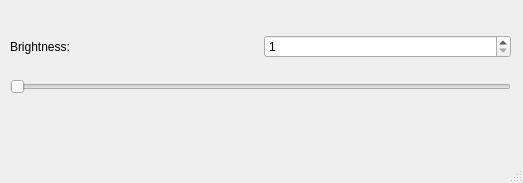
Qt form mainwindow.ui (ceremcem/brightness-control-gui) before a commit.
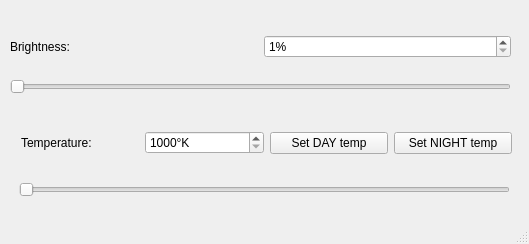
The same form after that commit.

Commit message: added support for setting display temperature

Diff of the .ui file:
```diff
--- a/mainwindow.ui
+++ b/mainwindow.ui
@@ -6,8 +6,8 @@
    <rect>
     <x>0</x>
     <y>0</y>
-    <width>523</width>
-    <height>183</height>
+    <width>529</width>
+    <height>244</height>
    </rect>
   </property>
   <property name="windowTitle">
@@ -35,6 +35,9 @@
        </item>
        <item>
         <widget class="QSpinBox" name="spinBox">
+         <property name="suffix">
+          <string>%</string>
+         </property>
          <property name="minimum">
           <number>1</number>
          </property>
@@ -57,6 +60,80 @@
      </item>
     </layout>
    </widget>
+   <widget class="QSlider" name="horizontalSlider_2">
+    <property name="geometry">
+     <rect>
+      <x>19</x>
+      <y>180</y>
+      <width>491</width>
+      <height>20</height>
+     </rect>
+    </property>
+    <property name="minimum">
+     <number>1000</number>
+    </property>
+    <property name="maximum">
+     <number>6500</number>
+    </property>
+    <property name="value">
+     <number>1000</number>
+    </property>
+    <property name="orientation">
+     <enum>Qt::Horizontal</enum>
+    </property>
+   </widget>
+   <widget class="QWidget" name="">
+    <property name="geometry">
+     <rect>
+      <x>21</x>
+      <y>130</y>
+      <width>491</width>
+      <height>26</height>
+     </rect>
+    </property>
+    <layout class="QHBoxLayout" name="horizontalLayout_2">
+     <item>
+      <widget class="QLabel" name="label_2">
+       <property name="text">
+        <string>Temperature:</string>
+       </property>
+      </widget>
+     </item>
+     <item>
+      <widget class="QSpinBox" name="spinBox_2">
+       <property name="suffix">
+        <string>°K</string>
+       </property>
+       <property name="minimum">
+        <number>1000</number>
+       </property>
+       <property name="maximum">
+        <number>6500</number>
+       </property>
+       <property name="singleStep">
+        <number>500</number>
+       </property>
+      </widget>
+     </item>
+     <item>
+      <widget class="QPushButton" name="pushButton_2">
+       <property name="text">
+        <string>Set DAY temp</string>
+       </property>
+      </widget>
+     </item>
+     <item>
+      <widget class="QPushButton" name="pushButton">
+       <property name="autoFillBackground">
+        <bool>false</bool>
+       </property>
+       <property name="text">
+        <string>Set NIGHT temp</string>
+       </property>
+      </widget>
+     </item>
+    </layout>
+   </widget>
   </widget>
   <widget class="QMenuBar" name="menubar">
    <property name="geometry">
```
Left out of the diff: 34 changed lines with no effect on the pictures. The commit also changes 1 other file.
